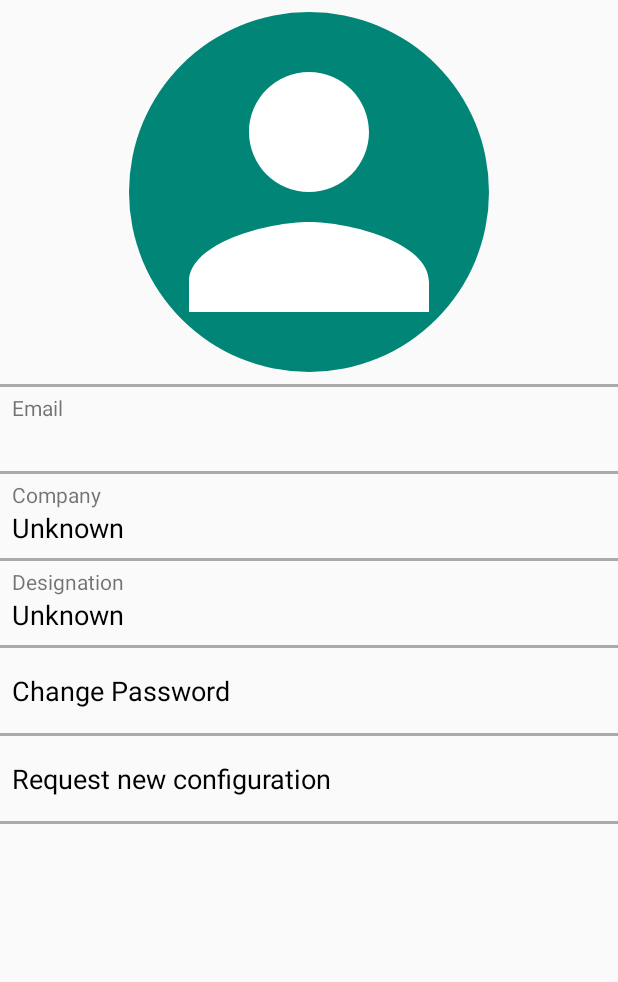
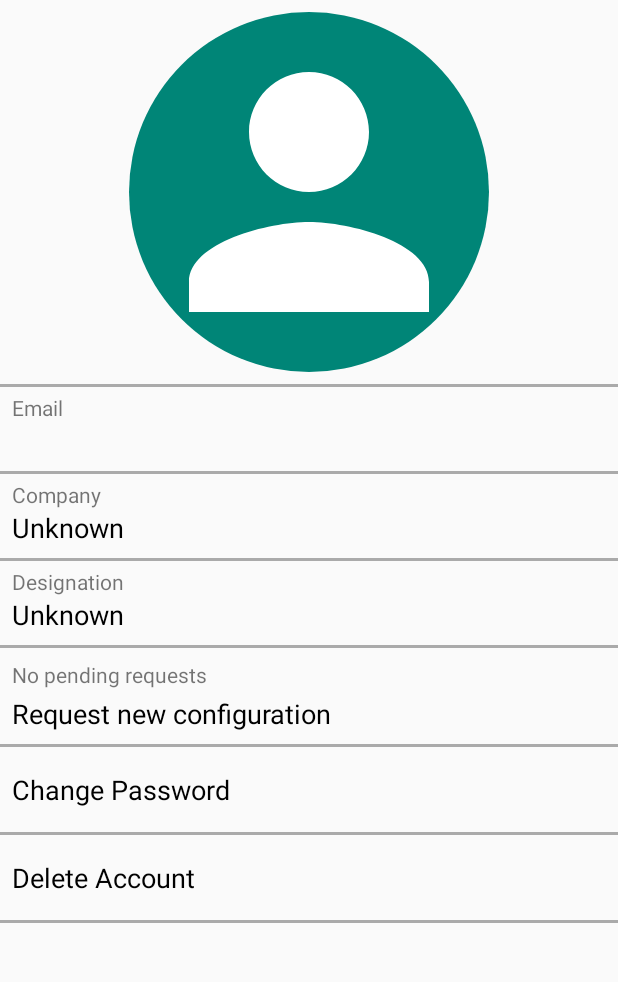
Before and after one commit to Harsh2098/ITSM-Client, an Android app: the ProfileFragment screen opened through its navigation route, on a phone screen of 412 x 824 dp, the part 75-1057 px from its top. Run offline under Robolectric (Android 15) with nearby library versions, the phone set to English and light mode, and no system bars.

Commit message:
Add delete user request feature

```diff
--- a/app/src/main/java/com/hmproductions/itsmclient/ITSMClient.kt
+++ b/app/src/main/java/com/hmproductions/itsmclient/ITSMClient.kt
@@ -7,13 +7,20 @@ import retrofit2.http.*
 
 interface ITSMClient {
 
-    @Headers("Content-Type:application/json")
     @POST("user/login")
-    fun login(@Body loginDetails: LoginDetails): Call<GenericResponse>
+    fun login(@Body accountDetails: AccountDetails): Call<GenericResponse>
 
-    @Headers("Content-Type:application/json")
     @POST("user/signup")
     fun signUp(@Body genericAuthenticationDetails: GenericAuthenticationDetails): Call<GenericResponse>
+
+    @POST("user/reset_password")
+    fun forgotPassword(@Body genericAuthenticationDetails: GenericAuthenticationDetails): Call<GenericResponse>
+
+    @POST("user/change_password")
+    fun changePassword(@Header("Authorization") authorization: String, @Body changePasswordDetails: ChangePasswordDetails): Call<GenericResponse>
+
+    @HTTP(method = "DELETE", path = "user/delete", hasBody = true)
+    fun deleteAccount(@Header ("Authorization") authorization: String, @Body accountDetails: AccountDetails): Call<GenericResponse>
 
     @GET("config")
     fun getConfigurations(@Header("Authorization") authorization: String): Call<ConfigurationResponse>
@@ -27,17 +34,14 @@ interface ITSMClient {
     @GET("core/data")
     fun getCoreData(@Header("Authorization") authorization: String): Call<ResponseBody>
 
-    @POST("user/reset_password")
-    fun forgotPassword(@Body genericAuthenticationDetails: GenericAuthenticationDetails): Call<GenericResponse>
-
-    @POST("user/change_password")
-    fun changePassword(@Header("Authorization") authorization: String, @Body changePasswordDetails: ChangePasswordDetails): Call<GenericResponse>
-
     @POST("alter")
     fun alterConfiguration(@Header("Authorization") authorization: String, @Body configurationRequest: ConfigurationRequest): Call<GenericResponse>
 
     @GET("alter")
-    fun getRequestedConfigurations(@Header("Authorization") authorization: String): Call<AlterResponse>
+    fun getRequestedConfigurationsForAdmin(@Header("Authorization") authorization: String): Call<AlterAdminResponse>
+
+    @GET("alter")
+    fun getRequestedConfigurationsForUser(@Header("Authorization") authorization: String): Call<AlterUserResponse>
 
     @HTTP(method = "DELETE", path = "alter", hasBody = true)
     fun deleteConfigurationRequest(@Header("Authorization") authorization: String, @Body deleteConfigurationRequest: DeleteConfigurationRequest): Call<GenericResponse>
--- a/app/src/main/java/com/hmproductions/itsmclient/data/ITSMViewModel.kt
+++ b/app/src/main/java/com/hmproductions/itsmclient/data/ITSMViewModel.kt
@@ -8,4 +8,5 @@ class ITSMViewModel : ViewModel() {
     var company = "Unknown"
     var email = ""
     var tier = -1
+    var requestId = ""
 }
--- a/app/src/main/java/com/hmproductions/itsmclient/fragment/AdminFragment.kt
+++ b/app/src/main/java/com/hmproductions/itsmclient/fragment/AdminFragment.kt
@@ -95,7 +95,7 @@ class AdminFragment : Fragment(), ConfigurationRecyclerAdapter.OnConfigurationCl
 
     private fun getAllRequestedConfigurationsAsync() {
         doAsync {
-            val alterResponse = client.getRequestedConfigurations(model.token).execute()
+            val alterResponse = client.getRequestedConfigurationsForAdmin(model.token).execute()
 
             uiThread {
                 if (alterResponse.isSuccessful) {
--- a/app/src/main/java/com/hmproductions/itsmclient/fragment/LoginFragment.kt
+++ b/app/src/main/java/com/hmproductions/itsmclient/fragment/LoginFragment.kt
@@ -12,7 +12,7 @@ import com.hmproductions.itsmclient.ITSMClient
 import com.hmproductions.itsmclient.R
 import com.hmproductions.itsmclient.dagger.DaggerITSMApplicationComponent
 import com.hmproductions.itsmclient.data.ITSMViewModel
-import com.hmproductions.itsmclient.data.LoginDetails
+import com.hmproductions.itsmclient.data.AccountDetails
 import com.hmproductions.itsmclient.data.GenericAuthenticationDetails
 import com.hmproductions.itsmclient.utils.Miscellaneous
 import kotlinx.android.synthetic.main.fragment_login.*
@@ -59,7 +59,7 @@ class LoginFragment : Fragment() {
 
         doAsync {
             val loginResponse = client
-                .login(LoginDetails(emailEditText.text.toString(), passwordEditText.text.toString())).execute()
+                .login(AccountDetails(emailEditText.text.toString(), passwordEditText.text.toString())).execute()
 
             uiThread {
                 if (loginResponse.isSuccessful) {
@@ -67,6 +67,7 @@ class LoginFragment : Fragment() {
                     model.designation = loginResponse.body()?.designation ?: "Unknown"
                     model.company = loginResponse.body()?.company ?: "Unknown"
                     model.email = emailEditText.text.toString()
+                    model.requestId = loginResponse.body()?.config_request_id ?: ""
                     model.tier =
                         context?.resources?.getStringArray(R.array.designations)?.indexOf(model.designation) ?: -1 + 1
                     if (loginResponse.body()?.isAdmin == true)
--- a/app/src/main/java/com/hmproductions/itsmclient/fragment/ProfileFragment.kt
+++ b/app/src/main/java/com/hmproductions/itsmclient/fragment/ProfileFragment.kt
@@ -12,8 +12,7 @@ import androidx.navigation.fragment.findNavController
 import com.hmproductions.itsmclient.ITSMClient
 import com.hmproductions.itsmclient.R
 import com.hmproductions.itsmclient.dagger.DaggerITSMApplicationComponent
-import com.hmproductions.itsmclient.data.ChangePasswordDetails
-import com.hmproductions.itsmclient.data.ITSMViewModel
+import com.hmproductions.itsmclient.data.*
 import com.hmproductions.itsmclient.utils.Constants.CONFIG_FRAGMENT_MODE
 import com.hmproductions.itsmclient.utils.Constants.NORMAL_USER
 import com.hmproductions.itsmclient.utils.Miscellaneous
@@ -21,6 +20,7 @@ import kotlinx.android.synthetic.main.fragment_profile.*
 import org.jetbrains.anko.doAsync
 import org.jetbrains.anko.toast
 import org.jetbrains.anko.uiThread
+import java.lang.StringBuilder
 import javax.inject.Inject
 
 class ProfileFragment : Fragment() {
@@ -46,6 +46,11 @@ class ProfileFragment : Fragment() {
         profileDesignationTextView.text = model.designation
 
         setupChangePasswordTextView()
+        setupDeleteAccountTextView()
+    }
+
+    override fun onResume() {
+        super.onResume()
         setupRequestConfigurationTextView()
     }
 
@@ -79,10 +84,56 @@ class ProfileFragment : Fragment() {
     }
 
     private fun setupRequestConfigurationTextView() {
+        if (model.requestId.isEmpty() || model.requestId.isBlank()) {
+            pendingRequestText.text = getString(R.string.no_pending_requests)
+            requestConfigurationTextView.text = getString(R.string.request_new_configuration)
+        } else {
+            setupPendingRequest(model.requestId)
+            pendingRequestText.text = getString(R.string.pending_request)
+        }
+
         requestConfigurationTextView.setOnClickListener {
-            val bundle = Bundle()
-            bundle.putString(CONFIG_FRAGMENT_MODE, NORMAL_USER)
-            findNavController().navigate(R.id.action_request_configuration, bundle)
+            if (model.requestId.isEmpty() || model.requestId.isBlank()) {
+                val bundle = Bundle()
+                bundle.putString(CONFIG_FRAGMENT_MODE, NORMAL_USER)
+                findNavController().navigate(R.id.action_request_configuration, bundle)
+            } else {
+                AlertDialog.Builder(context)
+                    .setTitle("Pending Request")
+                    .setMessage("You have already sent a request. Do you want to delete existing request?")
+                    .setPositiveButton("Delete") { _, _ -> deleteRequestAsynchronously(model.requestId) }
+                    .setNegativeButton("Cancel") { dI, _ -> dI.dismiss() }
+                    .show()
+            }
+        }
+    }
+
+    private fun deleteRequestAsynchronously(requestId: String) {
+        doAsync {
+            val deleteRequestResponse =
+                client.deleteConfigurationRequest(model.token, DeleteConfigurationRequest(requestId)).execute()
+
+            uiThread {
+                if (deleteRequestResponse.isSuccessful) {
+                    model.requestId = ""
+                    setupRequestConfigurationTextView()
+                    context?.toast(deleteRequestResponse.body()?.statusMessage ?: "")
+                } else {
+                    context?.toast(Miscellaneous.extractErrorMessage(deleteRequestResponse.errorBody()?.string()))
+                }
+            }
+        }
+    }
+
+    private fun setupDeleteAccountTextView() {
+        deleteAccountTextView.setOnClickListener {
+            AlertDialog.Builder(context)
+                .setCancelable(false)
+                .setTitle("Dangerous Action")
+                .setMessage("Are you sure you want to permanently delete your account ?")
+                .setPositiveButton("Delete") { _, _ -> deleteAccountAsynchronously(model.email) }
+                .setNegativeButton("Cancel") { dI, _ -> dI.dismiss() }
+                .show()
         }
     }
 
@@ -100,4 +151,35 @@ class ProfileFragment : Fragment() {
             }
         }
     }
+
+    private fun deleteAccountAsynchronously(email: String) {
+        doAsync {
+            val deleteAccountResponse = client.deleteAccount(model.token, AccountDetails(email, "")).execute()
+
+            uiThread {
+                uiThread {
+                    if (deleteAccountResponse.isSuccessful) {
+                        context?.toast(deleteAccountResponse.body()?.statusMessage ?: "")
+                        findNavController().navigate(R.id.action_delete_account_confirm)
+                    } else
+                        context?.toast(Miscellaneous.extractErrorMessage(deleteAccountResponse.errorBody()?.string()))
+                }
+            }
+        }
+    }
+
+    private fun setupPendingRequest(requestId: String) {
+        doAsync {
+            val alterResponse = client.getRequestedConfigurationsForUser(model.token).execute()
+
+            uiThread {
+                val myRequest = alterResponse.body()?.request ?: AlterRequest("", 0, mutableListOf())
+                val stringBuilder = StringBuilder("")
+                for (word in myRequest.fields) {
+                    stringBuilder.append(word).append(", ")
+                }
+                requestConfigurationTextView.text = stringBuilder.substring(0, stringBuilder.length - 2).toString()
+            }
+        }
+    }
 }
--- a/app/src/main/java/com/hmproductions/itsmclient/utils/Constants.java
+++ b/app/src/main/java/com/hmproductions/itsmclient/utils/Constants.java
@@ -2,7 +2,7 @@ package com.hmproductions.itsmclient.utils;
 
 public class Constants {
 
-    public static final String BASE_URL = "http://192.168.43.3:3000/api/";
+    public static final String BASE_URL = "http://54.89.43.223:3000/api/";
     public static final String ALREADY_SELECTED_KEY = "already-selected-key";
     public static final String CORE_DATA_KEY = "core-data-key";
 
--- a/app/src/main/res/layout/fragment_login.xml
+++ b/app/src/main/res/layout/fragment_login.xml
@@ -34,7 +34,7 @@
             android:layout_height="wrap_content"
             android:ems="12"
             android:inputType="textEmailAddress"
-            android:text="admin_harsh2@test.com"
+            android:text="admin_harsh@test.com"
             android:textColor="@color/neutral_color"
             android:textSize="16sp" />
 
--- a/app/src/main/res/layout/fragment_profile.xml
+++ b/app/src/main/res/layout/fragment_profile.xml
@@ -92,6 +92,35 @@
         android:background="@color/divider_color" />
 
     <TextView
+        android:id="@+id/pendingRequestText"
+        android:layout_width="match_parent"
+        android:layout_height="wrap_content"
+        android:layout_marginStart="8dp"
+        android:layout_marginTop="8dp"
+        android:layout_marginEnd="8dp"
+        android:layout_marginBottom="0dp"
+        android:text="@string/pending_request"
+        android:textSize="14sp"
+        android:visibility="visible" />
+
+    <TextView
+        android:id="@+id/requestConfigurationTextView"
+        android:layout_width="match_parent"
+        android:layout_height="wrap_content"
+        android:layout_marginStart="8dp"
+        android:layout_marginTop="4dp"
+        android:layout_marginEnd="8dp"
+        android:text="@string/request_new_configuration"
+        android:textColor="@color/neutral_color"
+        android:textSize="18sp" />
+
+    <View
+        android:layout_width="match_parent"
+        android:layout_height="2dp"
+        android:layout_marginTop="8dp"
+        android:background="@color/divider_color" />
+
+    <TextView
         android:id="@+id/changePasswordTextView"
         android:layout_width="match_parent"
         android:layout_height="wrap_content"
@@ -109,13 +138,13 @@
         android:background="@color/divider_color" />
 
     <TextView
-        android:id="@+id/requestConfigurationTextView"
+        android:id="@+id/deleteAccountTextView"
         android:layout_width="match_parent"
         android:layout_height="wrap_content"
         android:layout_marginStart="8dp"
         android:layout_marginTop="16dp"
         android:layout_marginEnd="8dp"
-        android:text="@string/request_new_configuration"
+        android:text="@string/delete_account"
         android:textColor="@color/neutral_color"
         android:textSize="18sp" />
 
--- a/app/src/main/res/navigation/mlitsm_navigation.xml
+++ b/app/src/main/res/navigation/mlitsm_navigation.xml
@@ -61,6 +61,12 @@
             android:id="@+id/action_request_configuration"
             app:destination="@+id/configuration_dest" />
 
+        <action
+            android:id="@+id/action_delete_account_confirm"
+            app:destination="@+id/login_dest"
+            app:popUpTo="@id/home_dest"
+            app:popUpToInclusive="true" />
+
     </fragment>
 
     <fragment
--- a/app/src/main/res/values/strings.xml
+++ b/app/src/main/res/values/strings.xml
@@ -35,6 +35,9 @@
     <string name="requested_configurations">Requested Configurations</string>
     <string name="no_requests_found">No requests found</string>
     <string name="no_configurations_found">No configurations found</string>
+    <string name="delete_account">Delete Account</string>
+    <string name="pending_request">Pending Request Details</string>
+    <string name="no_pending_requests">No pending requests</string>
 
     <string-array name="designations">
         <item>CEO / MD</item>
```
Also changed, not shown: app/src/main/java/com/hmproductions/itsmclient/data/DataClasses.kt (+5 -3 lines), app/src/main/java/com/hmproductions/itsmclient/fragment/ConfigurationFragment.kt (+5 -10 lines).
